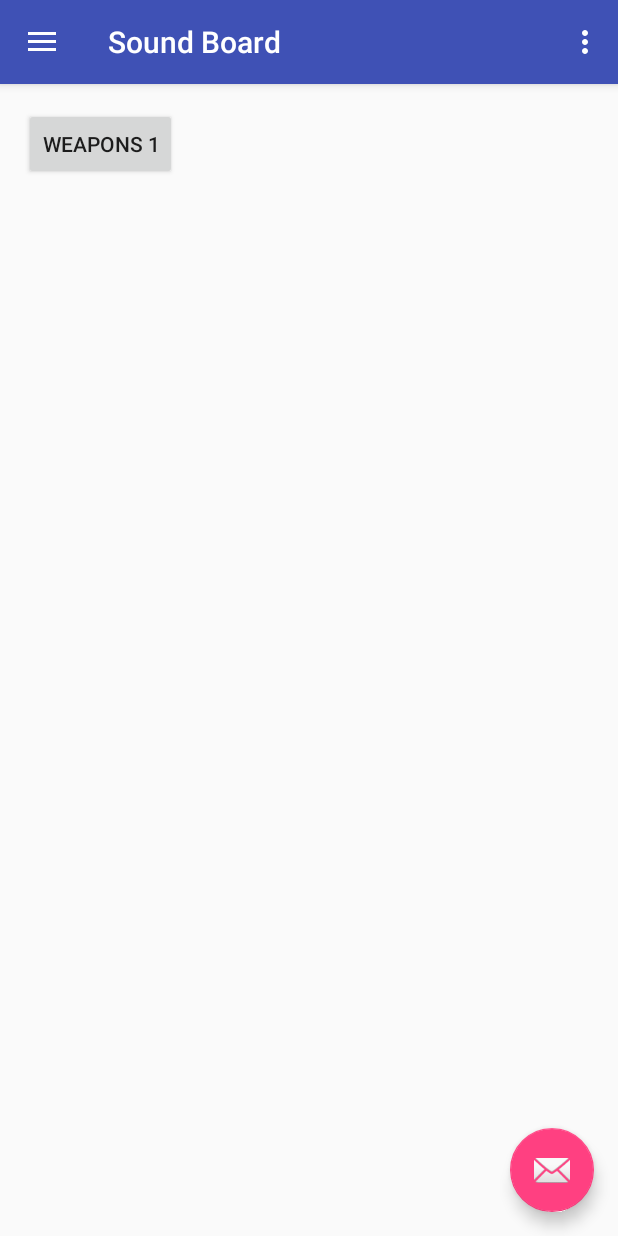
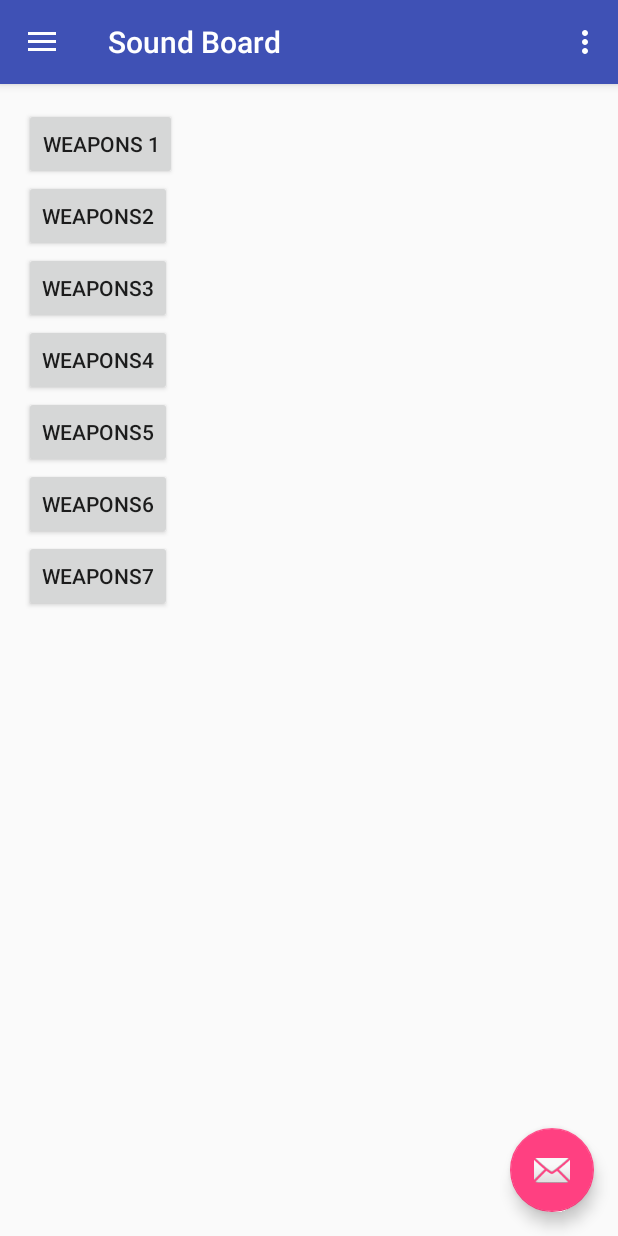
Before and after one commit to buttspank/soundboard, an Android app: the screen it shows after launch (MainActivity), after a tap on "Weapons", on a phone screen of 412 x 824 dp. Run offline under Robolectric (Android 15) with nearby library versions, the phone set to English and light mode, and no system bars; 1 other tap on this screen came first.

Commit message:
sounds
added much code to many areas

```diff
--- a/SoundBoard/app/src/main/res/layout/fragment_weapons.xml
+++ b/SoundBoard/app/src/main/res/layout/fragment_weapons.xml
@@ -1,5 +1,11 @@
 <?xml version="1.0" encoding="utf-8"?>
 <LinearLayout xmlns:android="http://schemas.android.com/apk/res/android"
+    android:layout_width="match_parent"
+    android:layout_height="match_parent"
+    android:weightSum="1">
+
+    <LinearLayout
+        android:orientation="vertical"
         android:layout_width="match_parent"
         android:layout_height="match_parent">
 
@@ -8,7 +14,51 @@
             android:layout_height="wrap_content"
             android:text="weapons 1"
             android:singleLine="true"
-        android:onClick="onWeapons_1Click"
+            android:onClick="onWeapons1Click"
             android:nestedScrollingEnabled="true"
             android:id="@+id/Weapons1" />
+
+        <Button
+            android:layout_width="wrap_content"
+            android:layout_height="wrap_content"
+            android:text="weapons2"
+            android:id="@+id/Weapons2"
+            android:onClick="onWeapons2Click" />
+
+        <Button
+            android:layout_width="wrap_content"
+            android:layout_height="wrap_content"
+            android:text="weapons3"
+            android:id="@+id/Weapons3"
+            android:onClick="onWeapons3Click" />
+
+        <Button
+            android:layout_width="wrap_content"
+            android:layout_height="wrap_content"
+            android:text="weapons4"
+            android:id="@+id/Weapons4"
+            android:onClick="onWeapons4Click" />
+
+        <Button
+            android:layout_width="wrap_content"
+            android:layout_height="wrap_content"
+            android:text="weapons5"
+            android:id="@+id/Weapons5"
+            android:onClick="onWeapons5Click" />
+
+        <Button
+            android:layout_width="wrap_content"
+            android:layout_height="wrap_content"
+            android:text="weapons6"
+            android:id="@+id/Weapons6"
+            android:onClick="onWeapons6Click" />
+
+        <Button
+            android:layout_width="wrap_content"
+            android:layout_height="wrap_content"
+            android:text="weapons7"
+            android:id="@+id/Weapons7"
+            android:onClick="onWeapons7Click" />
     </LinearLayout>
+
+</LinearLayout>
```
Also changed, not shown: SoundBoard/app/src/main/java/org/pltw/examples/soundboard/Weapons.java (+77 -1 lines), 21 other files. Lines whose indentation alone changed are shown as unchanged.
